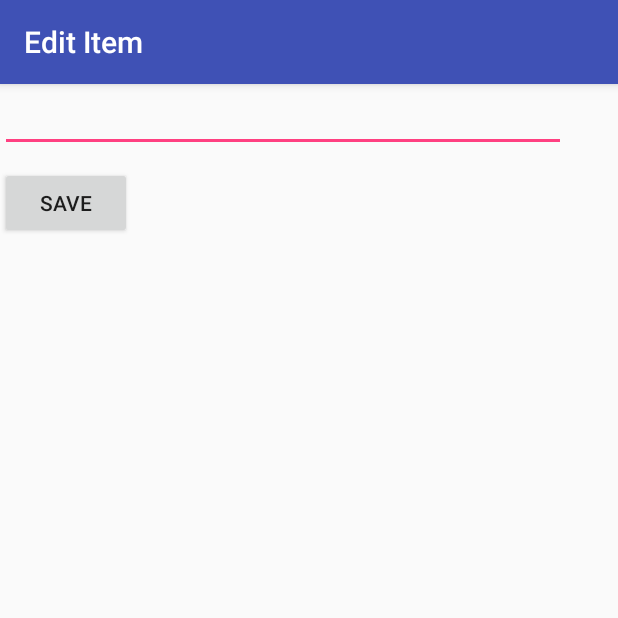
After one commit to jwill2385/FBU_Assignment1_Todo, an Android app: the EditItemActivity screen opened directly, with no data from a screen before it, on a phone screen of 412 x 824 dp, the top half of it. The commit adds this screen. Run offline under Robolectric (Android 15) with nearby library versions, the phone set to English and light mode, and no system bars.

Commit message:
Added new update that allows user to edit task and change their name.

```diff
--- a/app/src/main/AndroidManifest.xml
+++ b/app/src/main/AndroidManifest.xml
@@ -16,6 +16,7 @@
                 <category android:name="android.intent.category.LAUNCHER" />
             </intent-filter>
         </activity>
+        <activity android:name=".EditItemActivity"></activity>
     </application>
 
 </manifest>
--- /dev/null
+++ b/app/src/main/java/me/jwill2385/simpletodo/EditItemActivity.java
@@ -0,0 +1,42 @@
+package me.jwill2385.simpletodo;
+
+import android.content.Intent;
+import android.os.Bundle;
+import android.support.v7.app.AppCompatActivity;
+import android.view.View;
+import android.widget.EditText;
+
+import static me.jwill2385.simpletodo.MainActivity.ITEM_POSITION;
+import static me.jwill2385.simpletodo.MainActivity.ITEM_TEXT;
+
+public class EditItemActivity extends AppCompatActivity {
+
+    // text field containing updated item description
+    EditText etItemText;
+    // we need to track the item's position in the list
+    int position;
+
+    @Override
+    protected void onCreate(Bundle savedInstanceState) {
+        super.onCreate(savedInstanceState);
+        setContentView(R.layout.activity_edit_item);
+        // resolve the text field from the layout
+        etItemText = (EditText) findViewById(R.id.etItemText);
+        // set the text field's content from the intent
+        etItemText.setText(getIntent().getStringExtra(ITEM_TEXT));
+        // track the position of the item in the list
+        position = getIntent().getIntExtra(ITEM_POSITION, 0);
+        // set the title bar to reflect the purpose of the view
+        getSupportActionBar().setTitle("Edit Item");
+    }
+
+    public void onSaveItem(View v) {
+        // Prepare intent to pass back to MainActivity
+        Intent data = new Intent();
+        // Pass updated item text and original position
+        data.putExtra(ITEM_TEXT, etItemText.getText().toString());
+        data.putExtra(ITEM_POSITION, position); // ints work too
+        setResult(RESULT_OK, data); // set result code and bundle data for response
+        finish(); // closes the edit activity, passes intent back to main
+    }
+}
--- /dev/null
+++ b/app/src/main/res/layout/activity_edit_item.xml
@@ -0,0 +1,29 @@
+<?xml version="1.0" encoding="utf-8"?>
+<RelativeLayout xmlns:android="http://schemas.android.com/apk/res/android"
+    xmlns:app="http://schemas.android.com/apk/res-auto"
+    xmlns:tools="http://schemas.android.com/tools"
+    android:layout_width="match_parent"
+    android:layout_height="match_parent"
+    tools:context=".EditItemActivity">
+
+    <EditText
+        android:id="@+id/etItemText"
+        android:layout_width="377dp"
+        android:layout_height="wrap_content"
+        android:ems="10"
+        android:inputType="textMultiLine"
+        tools:layout_editor_absoluteX="4dp"
+        tools:layout_editor_absoluteY="5dp" />
+
+    <Button
+        android:id="@+id/btnSave"
+        android:layout_width="wrap_content"
+        android:layout_height="wrap_content"
+        android:layout_alignParentStart="true"
+        android:layout_alignParentTop="true"
+        android:layout_marginTop="55dp"
+        android:onClick="onSaveItem"
+        android:text="Save"
+        tools:layout_editor_absoluteX="16dp"
+        tools:layout_editor_absoluteY="59dp" />
+</RelativeLayout>
```
Also changed, not shown: app/src/main/java/me/jwill2385/simpletodo/MainActivity.java (+40 -0 lines).
